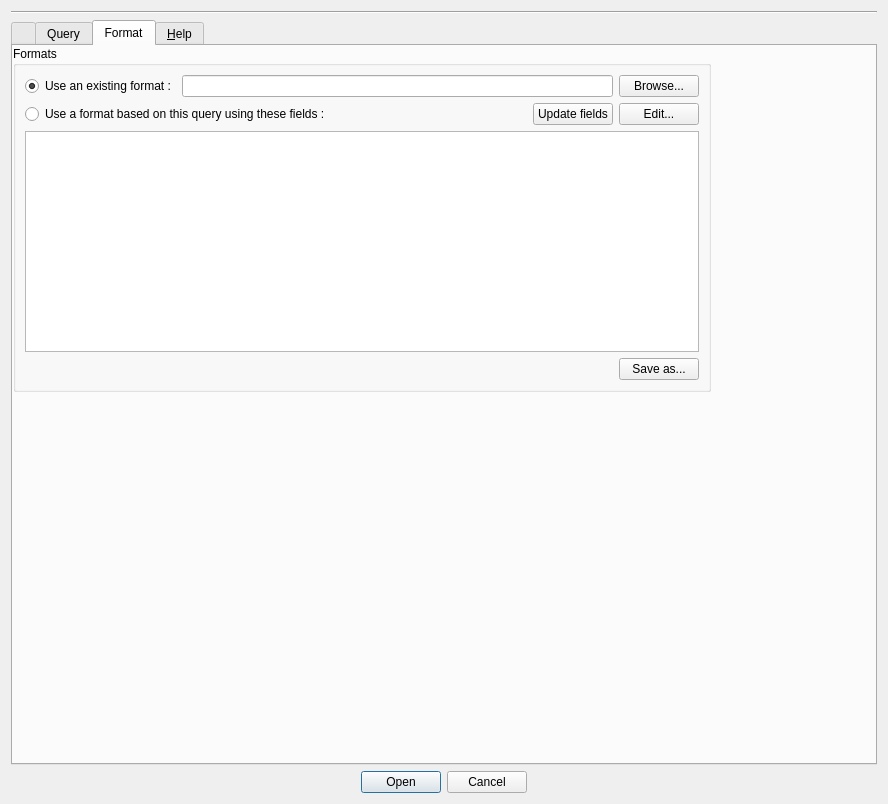
This is libpvkernel/plugins/input-types/common/widget_params.ui in squey/squey as Qt 5 draws it before an edit. The edited form follows.
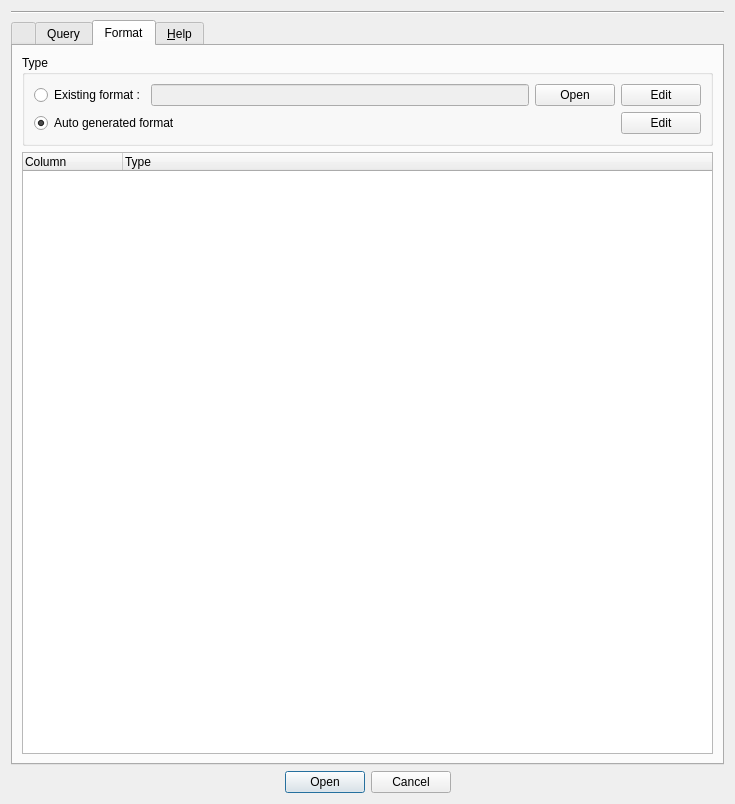
This is the edited form. The open tabs and pages were chosen to show the change.

Commit message:
Allow to query elasticsearch mapping to select the columns to import
Previously, only the raw data was handled by the connector.
Now, a format is automatically generated based on the index mapping,
and can afterward be edited to add splitters/convertors, etc.

As the parsing is now complexified, it is done using a SAX parser to
allow optimal performances.

```diff
--- a/libpvkernel/plugins/input-types/common/widget_params.ui
+++ b/libpvkernel/plugins/input-types/common/widget_params.ui
@@ -6,7 +6,7 @@
    <rect>
     <x>0</x>
     <y>0</y>
-    <width>888</width>
+    <width>735</width>
     <height>804</height>
    </rect>
   </property>
@@ -36,6 +36,9 @@
    </item>
    <item>
     <widget class="QTabWidget" name="tabWidget">
+     <property name="enabled">
+      <bool>true</bool>
+     </property>
      <property name="sizePolicy">
       <sizepolicy hsizetype="MinimumExpanding" vsizetype="MinimumExpanding">
        <horstretch>0</horstretch>
@@ -231,31 +234,6 @@
          <item>
           <layout class="QHBoxLayout" name="_custom_layout"/>
          </item>
-         <item>
-          <layout class="QHBoxLayout" name="horizontalLayout_2">
-           <item>
-            <widget class="QLabel" name="label">
-             <property name="text">
-              <string>Format :</string>
-             </property>
-            </widget>
-           </item>
-           <item>
-            <widget class="QLineEdit" name="_format_path">
-             <property name="enabled">
-              <bool>false</bool>
-             </property>
-            </widget>
-           </item>
-           <item>
-            <widget class="QPushButton" name="_format_button">
-             <property name="text">
-              <string>...</string>
-             </property>
-            </widget>
-           </item>
-          </layout>
-         </item>
          <item>
           <widget class="QGroupBox" name="_gb_query">
            <property name="sizePolicy">
@@ -358,34 +336,72 @@
       </layout>
      </widget>
      <widget class="QWidget" name="tab_3">
+      <property name="enabled">
+       <bool>true</bool>
+      </property>
       <attribute name="title">
        <string>Format</string>
       </attribute>
-      <widget class="QGroupBox" name="groupBox_4">
-       <property name="geometry">
-        <rect>
-         <x>0</x>
-         <y>0</y>
-         <width>698</width>
-         <height>346</height>
-        </rect>
-       </property>
-       <property name="title">
-        <string>Formats</string>
-       </property>
        <layout class="QVBoxLayout" name="verticalLayout_4">
         <item>
-         <layout class="QHBoxLayout" name="horizontalLayout_8">
+        <layout class="QVBoxLayout" name="verticalLayout_6">
           <item>
-           <widget class="QRadioButton" name="_radio_use_existing">
-            <property name="sizePolicy">
-             <sizepolicy hsizetype="Maximum" vsizetype="Maximum">
-              <horstretch>0</horstretch>
-              <verstretch>0</verstretch>
-             </sizepolicy>
-            </property>
+          <widget class="QGroupBox" name="groupBox">
+           <property name="title">
+            <string>Type</string>
+           </property>
+           <layout class="QVBoxLayout" name="verticalLayout_5">
+            <item>
+             <layout class="QVBoxLayout" name="verticalLayout_3">
+              <item>
+               <layout class="QHBoxLayout" name="horizontalLayout_2">
+                <item>
+                 <widget class="QRadioButton" name="_existing_format_radio">
             <property name="text">
-             <string>Use an existing format :</string>
+                   <string>Existing format :</string>
+                  </property>
+                 </widget>
+                </item>
+                <item>
+                 <widget class="QLineEdit" name="_format_path">
+                  <property name="enabled">
+                   <bool>false</bool>
+                  </property>
+                 </widget>
+                </item>
+                <item>
+                 <widget class="QPushButton" name="_open_format_button">
+                  <property name="enabled">
+                   <bool>true</bool>
+                  </property>
+                  <property name="toolTip">
+                   <string>Open</string>
+                  </property>
+                  <property name="text">
+                   <string>Open</string>
+                  </property>
+                 </widget>
+                </item>
+                <item>
+                 <widget class="QPushButton" name="_edit_existing_format_button">
+                  <property name="toolTip">
+                   <string>Edit</string>
+                  </property>
+                  <property name="text">
+                   <string>Edit</string>
+                  </property>
+                 </widget>
+                </item>
+               </layout>
+              </item>
+             </layout>
+            </item>
+            <item>
+             <layout class="QHBoxLayout" name="horizontalLayout_3">
+              <item>
+               <widget class="QRadioButton" name="_custom_format_radio">
+                <property name="text">
+                 <string>Auto generated format</string>
             </property>
             <property name="checked">
              <bool>true</bool>
@@ -393,84 +409,7 @@
            </widget>
           </item>
           <item>
-           <widget class="QLineEdit" name="_txt_format">
-            <property name="readOnly">
-             <bool>true</bool>
-            </property>
-           </widget>
-          </item>
-          <item>
-           <widget class="QPushButton" name="_btn_browse_existing_format">
-            <property name="sizePolicy">
-             <sizepolicy hsizetype="Maximum" vsizetype="Maximum">
-              <horstretch>0</horstretch>
-              <verstretch>0</verstretch>
-             </sizepolicy>
-            </property>
-            <property name="text">
-             <string>Browse...</string>
-            </property>
-           </widget>
-          </item>
-         </layout>
-        </item>
-        <item>
-         <layout class="QHBoxLayout" name="horizontalLayout_10">
-          <item>
-           <widget class="QRadioButton" name="_radio_new_format">
-            <property name="text">
-             <string>Use a format based on this query using these fields :</string>
-            </property>
-           </widget>
-          </item>
-          <item>
-           <widget class="QPushButton" name="_btn_update_fields">
-            <property name="sizePolicy">
-             <sizepolicy hsizetype="Maximum" vsizetype="Maximum">
-              <horstretch>0</horstretch>
-              <verstretch>0</verstretch>
-             </sizepolicy>
-            </property>
-            <property name="text">
-             <string>Update fields</string>
-            </property>
-           </widget>
-          </item>
-          <item>
-           <widget class="QPushButton" name="_btn_edit_new">
-            <property name="sizePolicy">
-             <sizepolicy hsizetype="Maximum" vsizetype="Fixed">
-              <horstretch>0</horstretch>
-              <verstretch>0</verstretch>
-             </sizepolicy>
-            </property>
-            <property name="text">
-             <string>Edit...</string>
-            </property>
-           </widget>
-          </item>
-         </layout>
-        </item>
-        <item>
-         <widget class="QTableWidget" name="_table_fields">
-          <property name="sizePolicy">
-           <sizepolicy hsizetype="Expanding" vsizetype="Expanding">
-            <horstretch>0</horstretch>
-            <verstretch>0</verstretch>
-           </sizepolicy>
-          </property>
-          <property name="editTriggers">
-           <set>QAbstractItemView::NoEditTriggers</set>
-          </property>
-          <property name="dragDropOverwriteMode">
-           <bool>false</bool>
-          </property>
-         </widget>
-        </item>
-        <item>
-         <layout class="QHBoxLayout" name="horizontalLayout_9">
-          <item>
-           <spacer name="horizontalSpacer_3">
+               <spacer name="horizontalSpacer_2">
             <property name="orientation">
              <enum>Qt::Horizontal</enum>
             </property>
@@ -483,9 +422,12 @@
            </spacer>
           </item>
           <item>
-           <widget class="QPushButton" name="_btn_saveas">
+               <widget class="QPushButton" name="_edit_custom_format_button">
+                <property name="toolTip">
+                 <string>Edit</string>
+                </property>
             <property name="text">
-             <string>Save as...</string>
+                 <string>Edit</string>
             </property>
            </widget>
           </item>
@@ -493,6 +435,30 @@
         </item>
        </layout>
       </widget>
+         </item>
+         <item>
+          <widget class="QTreeWidget" name="_columns_tree_widget">
+           <property name="enabled">
+            <bool>true</bool>
+           </property>
+           <property name="alternatingRowColors">
+            <bool>true</bool>
+           </property>
+           <column>
+            <property name="text">
+             <string notr="true">Column</string>
+            </property>
+           </column>
+           <column>
+            <property name="text">
+             <string>Type</string>
+            </property>
+           </column>
+          </widget>
+         </item>
+        </layout>
+       </item>
+      </layout>
      </widget>
      <widget class="QWidget" name="tab_4">
       <attribute name="title">
```
Left out of the diff: 2 changed lines with no effect on the pictures. Lines whose indentation alone changed are shown as unchanged. The commit also changes 20 other files.
